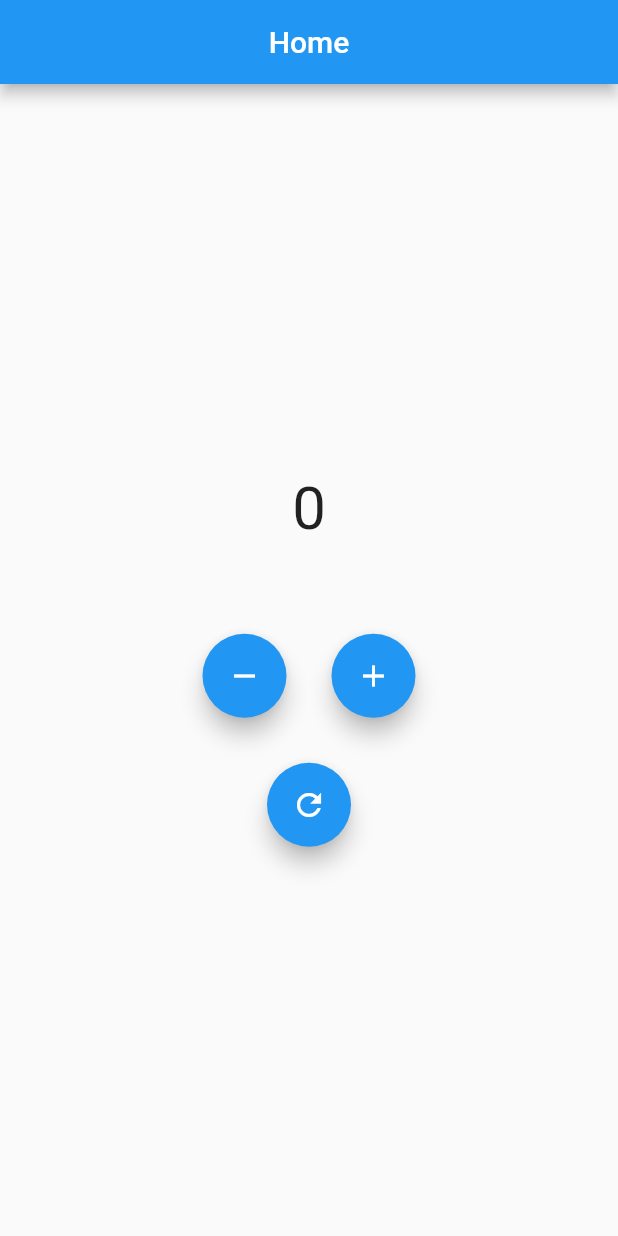
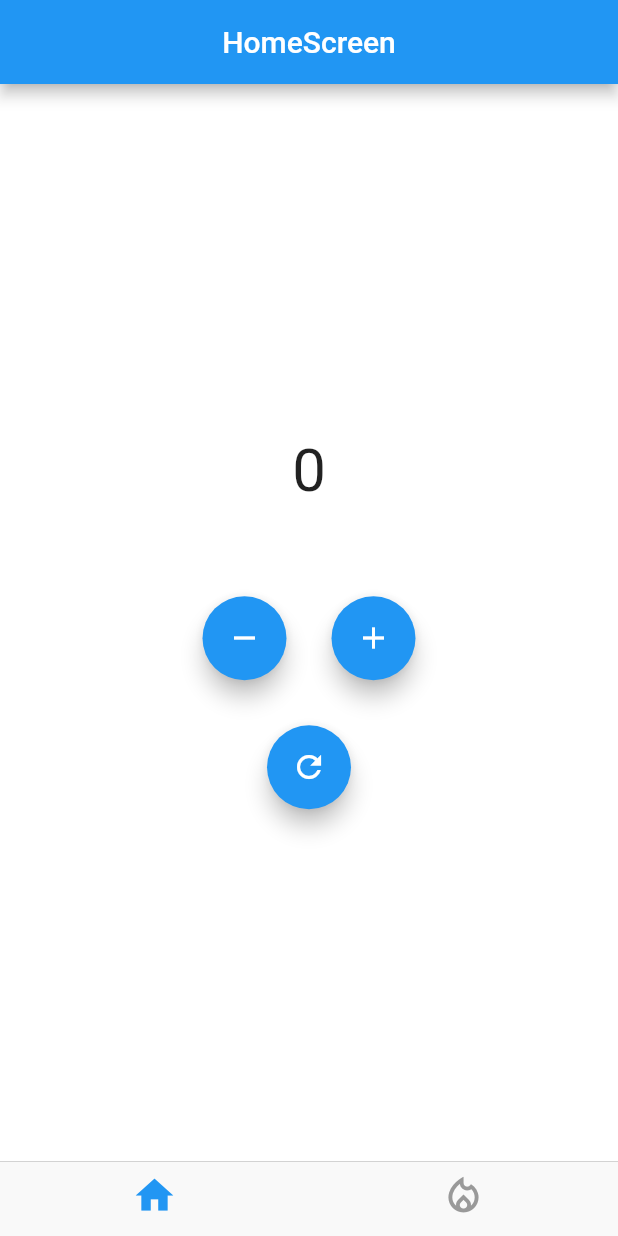
Before and after one commit to TaishiU/flutter-freezed-counter, a Flutter app: the screen it shows after launch, on a phone screen of 412 x 824 dp. Run offline on Flutter 3.47's test engine with Material 2 defaults, Android fonts, the phone set to English and light mode, and no system bars; our stand-ins replace flutter_hooks, freezed_annotation, hooks_riverpod.

Commit message:
ボトムタブ作成

```diff
--- /dev/null
+++ b/lib/Screens/feed_screen.dart
@@ -0,0 +1,36 @@
+import 'package:flutter/cupertino.dart';
+import 'package:flutter/material.dart';
+import 'package:flutter_hooks/flutter_hooks.dart';
+import 'package:freezed_counter/Screens/home_screen.dart';
+import 'package:freezed_counter/Screens/second_screen.dart';
+import 'package:freezed_counter/StateManagement/bottom_tab_state.dart';
+import 'package:hooks_riverpod/hooks_riverpod.dart';
+
+class FeedScreen extends HookWidget {
+  const FeedScreen({Key? key}) : super(key: key);
+
+  @override
+  Widget build(BuildContext context) {
+    final bottomTabState = useProvider(bottomTabProvider);
+
+    return Scaffold(
+      body: [
+        const HomeScreen(),
+        const SecondScreen(),
+      ].elementAt(bottomTabState.index),
+      bottomNavigationBar: CupertinoTabBar(
+        onTap: (index) {
+          context.read(bottomTabProvider.notifier).update(index);
+        },
+        activeColor: Colors.blue,
+        currentIndex: bottomTabState.index,
+        items: const [
+          BottomNavigationBarItem(icon: Icon(Icons.home)),
+          BottomNavigationBarItem(
+            icon: Icon(Icons.local_fire_department_outlined),
+          ),
+        ],
+      ),
+    );
+  }
+}
--- a/lib/home_screen.dart
+++ b/lib/Screens/home_screen.dart
@@ -1,6 +1,6 @@
 import 'package:flutter/material.dart';
 import 'package:flutter_hooks/flutter_hooks.dart';
-import 'package:freezed_counter/counter_state.dart';
+import 'package:freezed_counter/StateManagement/counter_state.dart';
 import 'package:hooks_riverpod/hooks_riverpod.dart';
 
 class HomeScreen extends HookWidget {
@@ -9,13 +9,12 @@ class HomeScreen extends HookWidget {
   @override
   Widget build(BuildContext context) {
     final countState = useProvider(counterProvider);
-    // final CounterState? data =
-    //     useProvider(counterProvider.select((value) => value));
 
     return Scaffold(
+      backgroundColor: Colors.white,
       appBar: AppBar(
         centerTitle: true,
-        title: const Text('Home'),
+        title: const Text('HomeScreen'),
       ),
       body: Center(
         child: Column(
--- a/lib/main.dart
+++ b/lib/main.dart
@@ -1,5 +1,5 @@
 import 'package:flutter/material.dart';
-import 'package:freezed_counter/home_screen.dart';
+import 'package:freezed_counter/Screens/feed_screen.dart';
 import 'package:hooks_riverpod/hooks_riverpod.dart';
 
 void main() {
@@ -18,7 +18,7 @@ class MyApp extends StatelessWidget {
       theme: ThemeData(
         primarySwatch: Colors.blue,
       ),
-      home: const HomeScreen(),
+      home: const FeedScreen(),
     );
   }
 }
```
Also changed, not shown: lib/Screens/second_screen.dart (added, +16 -0 lines), lib/StateManagement/bottom_tab_state.dart (added, +23 -0 lines), lib/StateManagement/bottom_tab_state.freezed.dart (added), lib/StateManagement/counter_state.dart (renamed from lib/counter_state.dart), lib/StateManagement/counter_state.freezed.dart.
